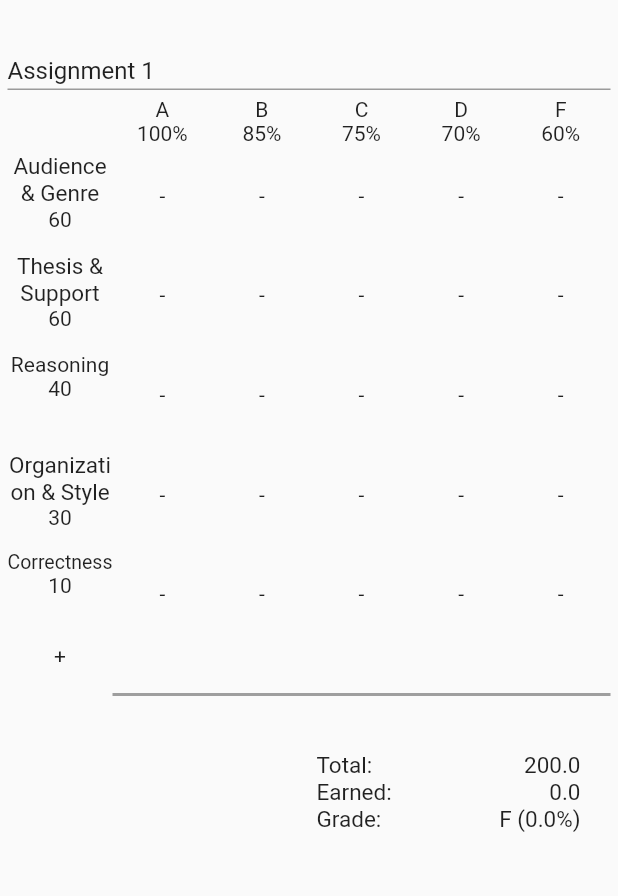
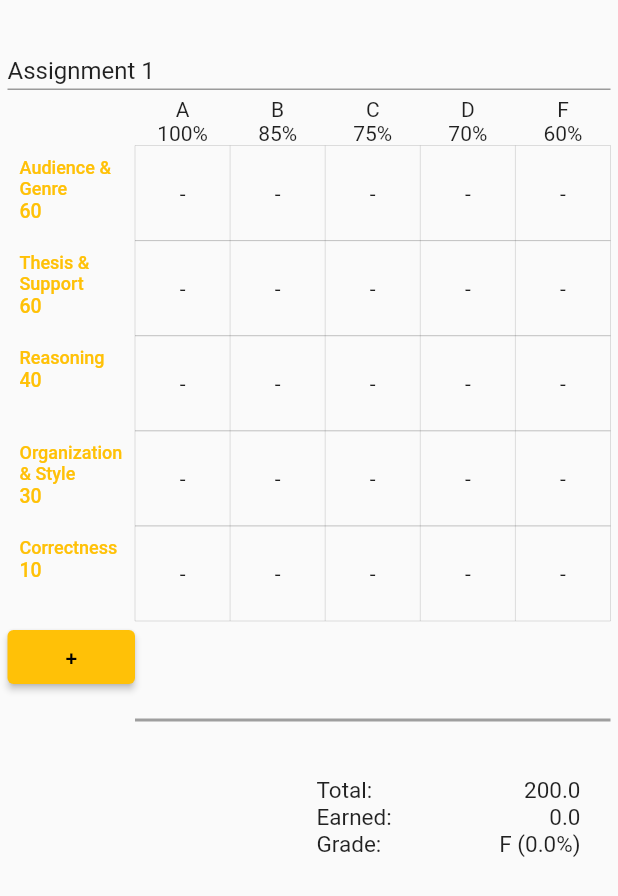
Before and after one commit to bzlister/rubric-grader, a Flutter app: the screen it shows after launch, on a phone screen of 412 x 824 dp. Shown: the top 896 px of the screen. Run offline on Flutter 3.47's test engine with Material 2 defaults, Android fonts, the light colour scheme and no system bars; drawn by our look-alikes of auto_size_text; our stand-ins replace flutter_spinbox, tuple.

Commit message:
layout changes

```diff
--- a/lib/components/row_button.dart
+++ b/lib/components/row_button.dart
@@ -1,12 +1,21 @@
+import 'package:auto_size_text/auto_size_text.dart';
 import 'package:flapp/models/rubric.dart';
 import 'package:flutter/material.dart';
 import 'package:provider/provider.dart';
 
+import 'categories_selector.dart';
+import 'delete_menu.dart';
+
 class RowButton extends StatelessWidget {
   final int rowNum;
   final int length;
+  final double leftColumnWidth;
 
-  const RowButton({Key? key, required this.rowNum, required this.length})
+  const RowButton(
+      {Key? key,
+      required this.rowNum,
+      required this.length,
+      required this.leftColumnWidth})
       : super(key: key);
 
   @override
@@ -14,12 +23,59 @@
     return Expanded(
       child: LayoutBuilder(builder: (context, constraints) {
         return Selector<Rubric, List<bool>>(
-          builder: (context, isSelected, child) => ToggleButtons(
+          builder: (context, isSelected, child) => Row(
+            children: [
+              SizedBox(
+                width: leftColumnWidth,
+                height: (constraints.maxWidth - leftColumnWidth) / length,
+                child: Selector<Rubric, Factor>(
+                  builder: (context, category, child) => TextButton(
+                    child: Column(
+                      crossAxisAlignment: CrossAxisAlignment.start,
+                      mainAxisAlignment: MainAxisAlignment.start,
+                      children: [
+                        Container(
+                          alignment: Alignment.bottomLeft,
+                          child: Text(
+                            category.label,
+                            style: const TextStyle(fontSize: 12),
+                            maxLines: category.label.contains(" ") ? 2 : 1,
+                            overflow: TextOverflow.ellipsis,
+                          ),
+                        ),
+                        Text(
+                          "${category.weight.truncate()}",
+                          style: const TextStyle(fontSize: 13),
+                        )
+                      ],
+                    ),
+                    onLongPress: () => showDialog(
+                      context: context,
+                      builder: (BuildContext context) => DeleteMenu(
+                        index: rowNum,
+                        categoryLabel: category.label,
+                      ),
+                    ),
+                    onPressed: () => showDialog(
+                      context: context,
+                      builder: (BuildContext context) =>
+                          CategoriesSelector.update(
+                        index: rowNum,
+                        initLabel: category.label,
+                        initWeight: category.weight,
+                      ),
+                    ),
+                  ),
+                  selector: (context, rubric) => rubric.getCategory(rowNum),
+                ),
+              ),
+              ToggleButtons(
                 constraints: BoxConstraints.expand(
-              width: constraints.maxWidth / length,
-              height: constraints.maxWidth / length,
+                  width: (constraints.maxWidth - leftColumnWidth) / length,
+                  height: (constraints.maxWidth - leftColumnWidth) / length,
                 ),
-            renderBorder: false,
+                renderBorder: true,
+                borderWidth: 0,
                 children: List.generate(
                   length,
                   (index) => Selector<Rubric, String>(
@@ -38,6 +94,8 @@
                     context.read<Rubric>().cancelSelection(rowNum, index);
                   }
                 },
+              ),
+            ],
           ),
           selector: (context, rubric) {
             int indx = rubric.getSelection(rowNum);
--- a/lib/components/rubric_container.dart
+++ b/lib/components/rubric_container.dart
@@ -6,14 +6,13 @@
 import 'package:provider/provider.dart';
 
 class RubricContainer extends StatelessWidget {
-  final double leftColumnWidth = 70;
+  final double leftColumnWidth = 85;
 
   const RubricContainer({Key? key}) : super(key: key);
 
   @override
   Widget build(BuildContext context) {
-    return SingleChildScrollView(
-      child: Column(
+    return Column(
       children: [
         Selector<Rubric, String>(
           builder: (context, assignmentName, child) => SizedBox(
@@ -80,7 +79,6 @@
         ),
         const Summary()
       ],
-      ),
     );
   }
 }
--- a/lib/components/rubric_table.dart
+++ b/lib/components/rubric_table.dart
@@ -3,7 +3,6 @@
 import 'package:flapp/models/rubric.dart';
 import 'package:flutter/material.dart';
 import 'package:provider/provider.dart';
-import 'package:tuple/tuple.dart';
 
 import 'categories_selector.dart';
 import 'delete_menu.dart';
@@ -25,36 +24,37 @@
               return Row(
                 crossAxisAlignment: CrossAxisAlignment.start,
                 children: [
+                  /*
                   SizedBox(
                     width: leftColumnWidth,
                     child: Padding(
                       padding: const EdgeInsets.only(top: 5),
                       child: Selector<Rubric, Factor>(
-                        builder: (context, category, child) => GestureDetector(
+                        builder: (context, category, child) => TextButton(
                           child: Column(
                             children: [
-                              Center(
-                                child: AutoSizeText(
+                              AutoSizeText(
                                 category.label,
                                 style: const TextStyle(fontSize: 15),
                                 minFontSize: 9,
-                                  maxLines:
-                                      category.label.contains(" ") ? 2 : 1,
+                                maxLines: category.label.contains(" ") ? 2 : 1,
                                 overflow: TextOverflow.ellipsis,
-                                  textAlign: TextAlign.center,
+                                textAlign: TextAlign.start,
                               ),
-                              ),
-                              Text("${category.weight.truncate()}")
+                              Text(
+                                "${category.weight.truncate()}",
+                                textAlign: TextAlign.start,
+                              )
                             ],
                           ),
-                          onLongPressStart: (_) => showDialog(
+                          onLongPress: () => showDialog(
                             context: context,
                             builder: (BuildContext context) => DeleteMenu(
                               index: index,
                               categoryLabel: category.label,
                             ),
                           ),
-                          onTap: () => showDialog(
+                          onPressed: () => showDialog(
                             context: context,
                             builder: (BuildContext context) =>
                                 CategoriesSelector.update(
@@ -69,9 +69,13 @@
                       ),
                     ),
                   ),
+                  */
                   Selector<Rubric, int>(
-                    builder: (context, lngth, child) =>
-                        RowButton(rowNum: index, length: lngth),
+                    builder: (context, lngth, child) => RowButton(
+                      rowNum: index,
+                      length: lngth,
+                      leftColumnWidth: leftColumnWidth,
+                    ),
                     selector: (context, rubric) => rubric.grades.length,
                   )
                 ],
@@ -80,13 +84,16 @@
           ),
           SizedBox(
             width: leftColumnWidth,
-              child: GestureDetector(
-                child: const Center(child: Text("+")),
-                onTap: () => showDialog(
+            child: ElevatedButton(
+              child: const Center(
+                child: Text("+"),
+              ),
+              onPressed: () => showDialog(
                 context: context,
                 builder: (BuildContext context) => CategoriesSelector.add(),
               ),
-              ))
+            ),
+          )
         ],
       ),
       selector: (context, rubric) => rubric.categories.length,
```
Lines whose indentation alone changed are shown as unchanged.
